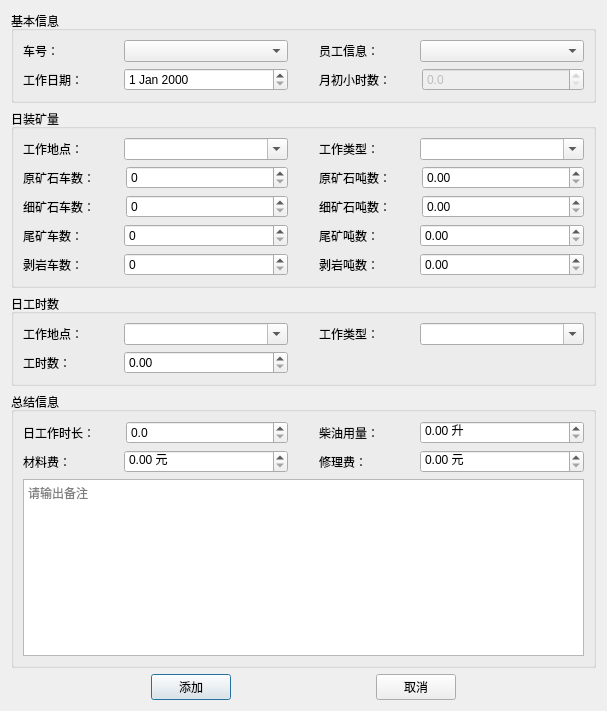
First picture: the form in adddayworkdialog.ui, repository chksong/MineCarsManage, before the edit.
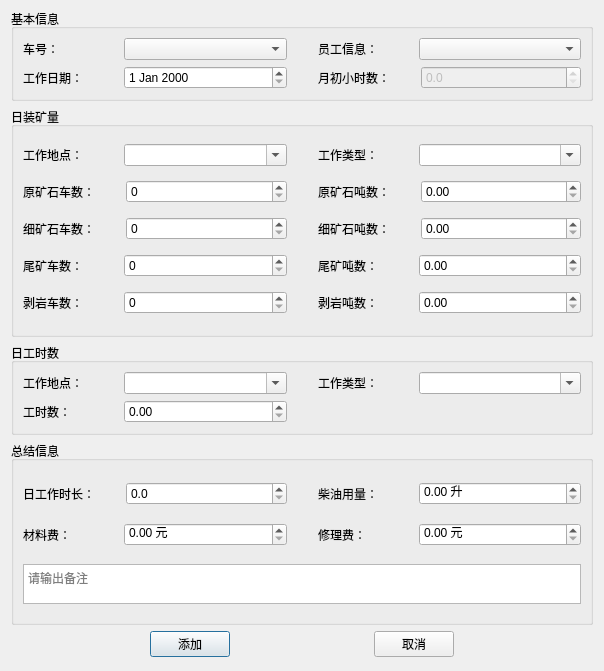
Second picture: the form after the edit.

What changed in the file:
```diff
--- a/adddayworkdialog.ui
+++ b/adddayworkdialog.ui
@@ -6,14 +6,20 @@
    <rect>
     <x>0</x>
     <y>0</y>
-    <width>607</width>
-    <height>711</height>
+    <width>604</width>
+    <height>671</height>
    </rect>
   </property>
   <property name="windowTitle">
    <string>挖掘机每日工作录入</string>
   </property>
-  <layout class="QVBoxLayout" name="verticalLayout_5">
+  <layout class="QVBoxLayout" name="verticalLayout_5" stretch="2,5,2,4,1">
+   <property name="topMargin">
+    <number>9</number>
+   </property>
+   <property name="bottomMargin">
+    <number>9</number>
+   </property>
    <item>
     <widget class="QGroupBox" name="groupBox_2">
      <property name="title">
@@ -402,6 +408,9 @@
       <string>总结信息</string>
      </property>
      <layout class="QVBoxLayout" name="verticalLayout_4">
+      <property name="bottomMargin">
+       <number>6</number>
+      </property>
       <item>
        <layout class="QHBoxLayout" name="horizontalLayout_33" stretch="1,1">
         <property name="spacing">
@@ -490,6 +499,12 @@
       </item>
       <item>
        <widget class="QTextEdit" name="textEdit_comment">
+        <property name="maximumSize">
+         <size>
+          <width>16777215</width>
+          <height>40</height>
+         </size>
+        </property>
         <property name="placeholderText">
          <string>请输出备注</string>
         </property>
@@ -500,6 +515,9 @@
    </item>
    <item>
     <layout class="QHBoxLayout" name="horizontalLayout_37">
+     <property name="bottomMargin">
+      <number>5</number>
+     </property>
      <item>
       <spacer name="horizontalSpacer_3">
        <property name="orientation">
```
